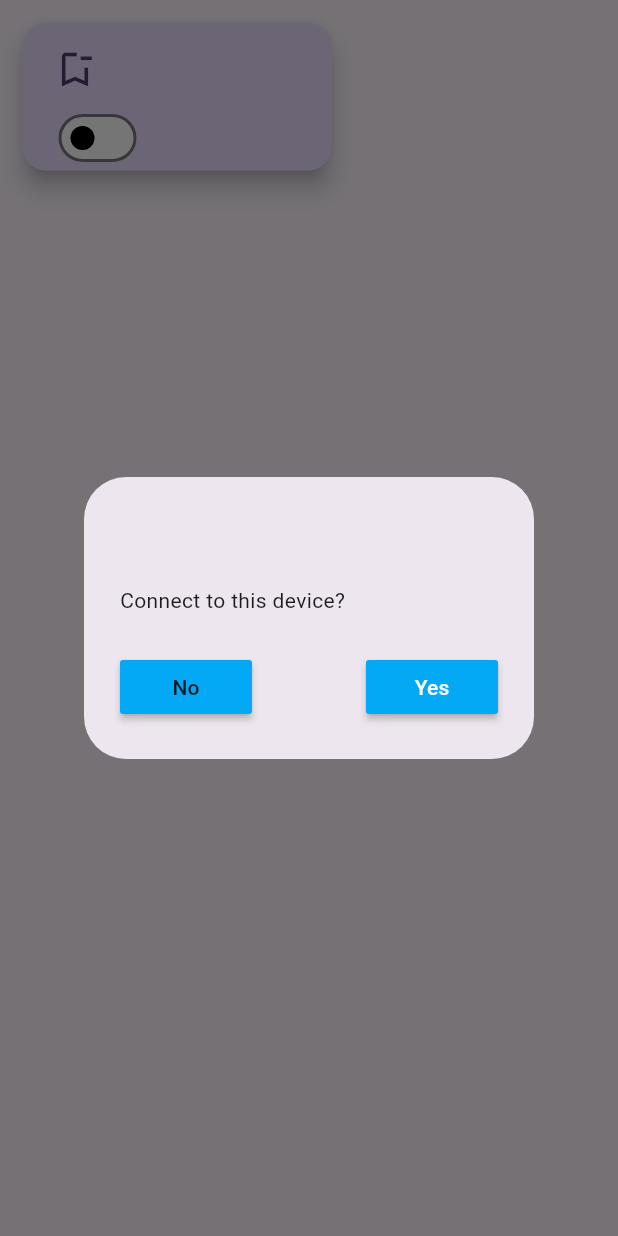
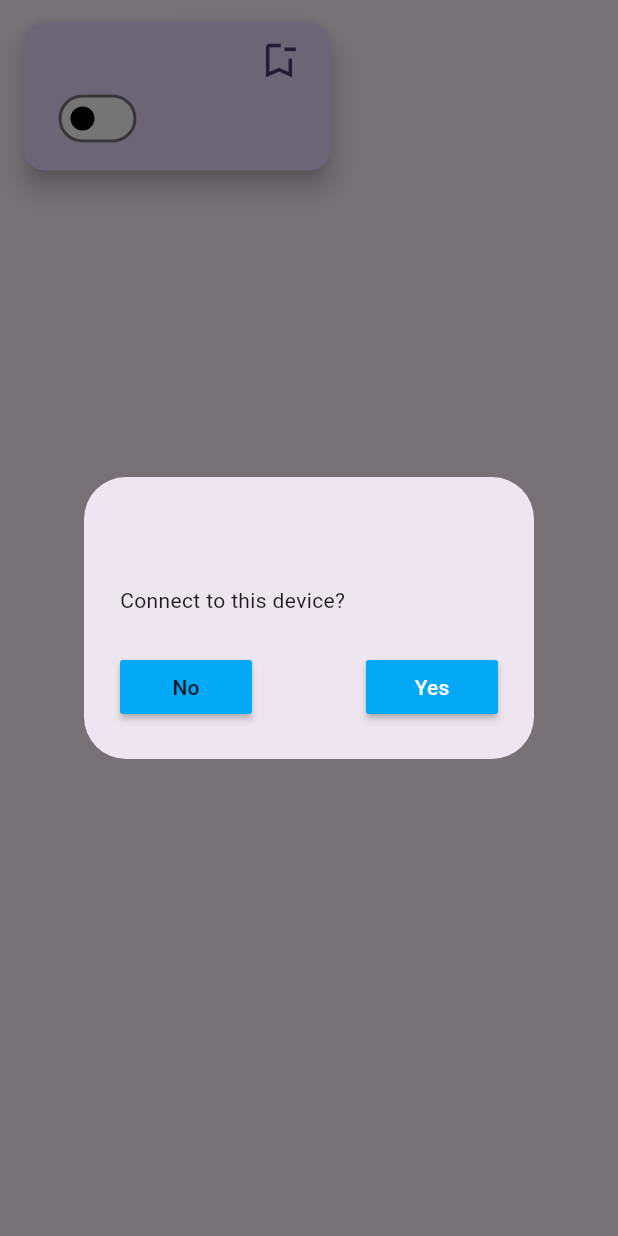
Before and after one commit to ser3ne/Clean-Flow, a Flutter app: the DeviceOverview widget shown alone on an empty page, opened directly with empty values, after a tap on the "bookmark remove" icon, on a phone screen of 412 x 824 dp. Run offline on Flutter 3.47's test engine with Material 3 defaults, Android fonts, the phone set to English and light mode, and no system bars; our stand-ins replace flutter_blue_plus, permission_handler, shared_preferences; accounts and stored records are empty.

Commit message:
Lets go nigga

```diff
--- a/lib/pages/device_overview.dart
+++ b/lib/pages/device_overview.dart
@@ -106,17 +106,18 @@ class _DeviceOverviewState extends State<DeviceOverview> {
           confirmConnectionDialog(context);
         },
         child: Padding(
-          padding: const EdgeInsets.only(top: 10, left: 20),
+          padding: const EdgeInsets.only(top: 10, left: 20, right: 20),
           child: Column(
             crossAxisAlignment: CrossAxisAlignment.start,
             children: [
               Row(
+                mainAxisAlignment: MainAxisAlignment.spaceBetween,
                 children: [
                   Text(
                     widget.platformName,
-                    softWrap: true,
+                    overflow: TextOverflow.ellipsis,
                     style: TextStyle(
-                      fontSize: 30,
+                      fontSize: 20,
                       fontWeight: FontWeight.w600,
                     ),
                   ),
```
Also changed, not shown: lib/Controllers/bluetooth_datadisplay.dart (+16 -17 lines), lib/pages/device_profile.dart (+0 -8 lines).
